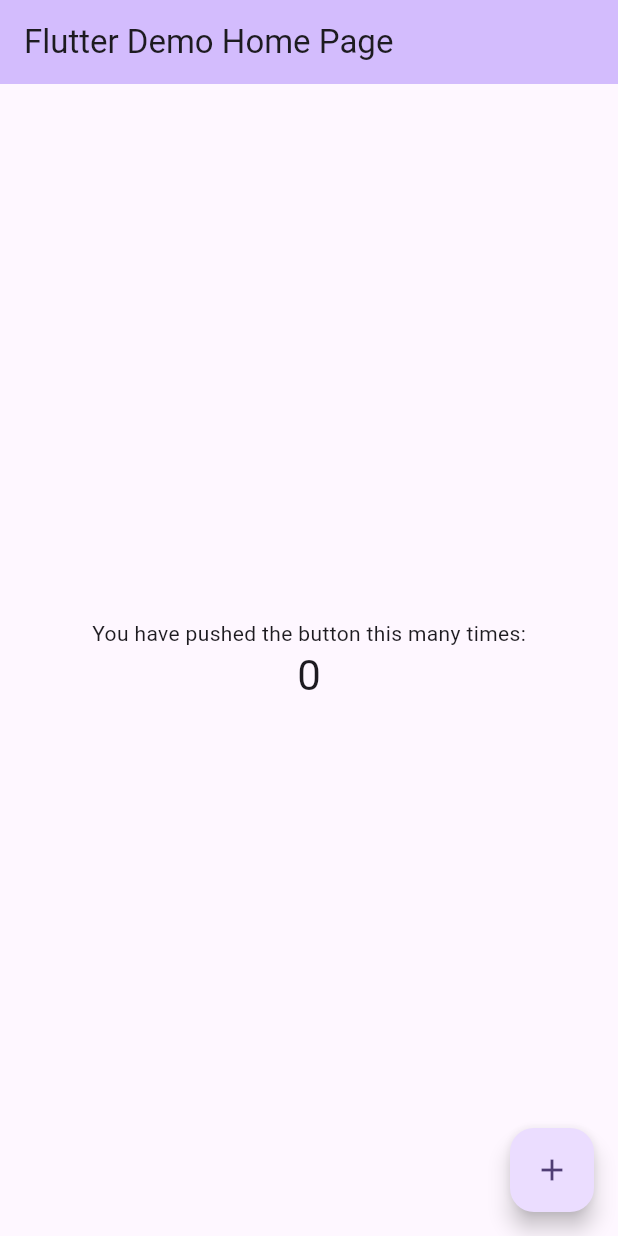
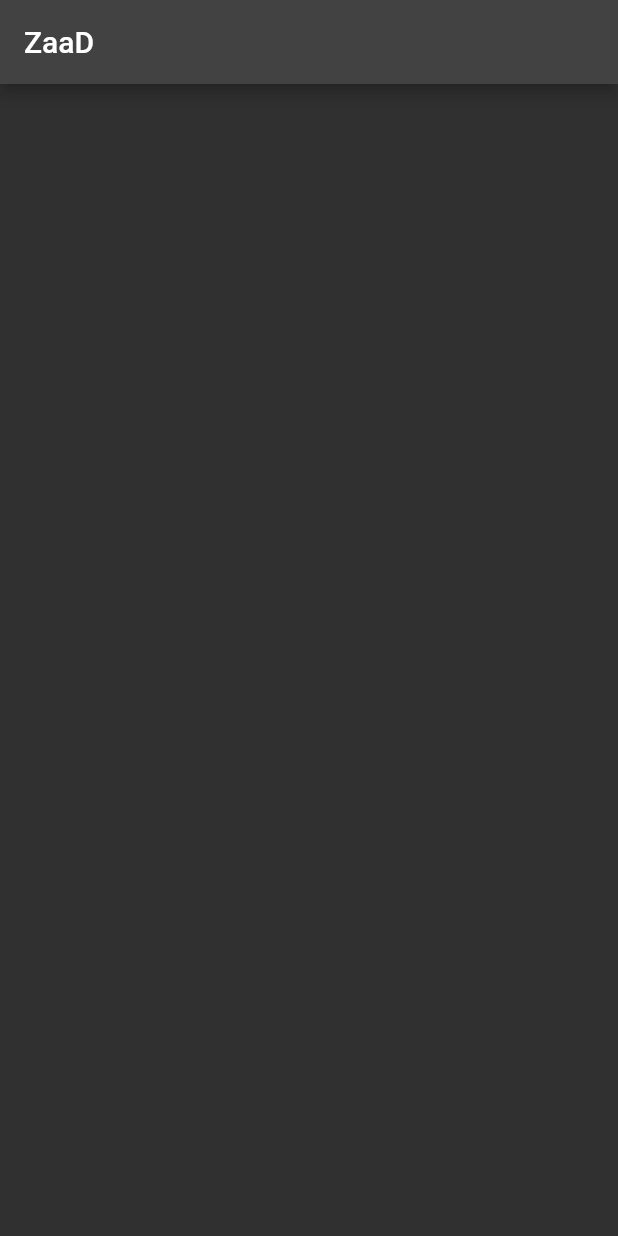
Before and after one commit to crow-dz/zaad, a Flutter app: the screen it shows after launch, on a phone screen of 412 x 824 dp. Run offline on Flutter 3.47's test engine with Material 2 defaults, Android fonts, the phone set to English and light mode, and no system bars; our stand-ins replace firebase_core; accounts and stored records are empty.

Commit message:
intial commit

```diff
--- a/lib/main.dart
+++ b/lib/main.dart
@@ -1,6 +1,12 @@
 import 'package:flutter/material.dart';
+import 'package:firebase_core/firebase_core.dart';
+import 'firebase_options.dart';
 
-void main() {
+Future<void> main() async {
+  WidgetsFlutterBinding.ensureInitialized();
+  await Firebase.initializeApp(
+    options: DefaultFirebaseOptions.currentPlatform,
+  );
   runApp(const MyApp());
 }
 
@@ -9,58 +15,25 @@ class MyApp extends StatelessWidget {
   @override
   Widget build(BuildContext context) {
     return MaterialApp(
-      title: 'Flutter Demo',
-      theme: ThemeData(
-        colorScheme: ColorScheme.fromSeed(seedColor: Colors.deepPurple),
-        useMaterial3: true,
-      ),
-      home: const MyHomePage(title: 'Flutter Demo Home Page'),
+      debugShowCheckedModeBanner: false,
+      title: 'ZaaD',
+      themeMode: ThemeMode.dark,
+      darkTheme: ThemeData.dark(),
+      home: const HomePage(),
     );
   }
 }
 
-class MyHomePage extends StatefulWidget {
-  const MyHomePage({super.key, required this.title});
-  final String title;
-
-  @override
-  State<MyHomePage> createState() => _MyHomePageState();
-}
-
-class _MyHomePageState extends State<MyHomePage> {
-  int _counter = 0;
-
-  void _incrementCounter() {
-    setState(() {
-      _counter++;
-    });
-  }
+class HomePage extends StatelessWidget {
+  const HomePage({super.key});
 
   @override
   Widget build(BuildContext context) {
     return Scaffold(
       appBar: AppBar(
-        backgroundColor: Theme.of(context).colorScheme.inversePrimary,
-        title: Text(widget.title),
-      ),
-      body: Center(
-        child: Column(
-          mainAxisAlignment: MainAxisAlignment.center,
-          children: <Widget>[
-            const Text(
-              'You have pushed the button this many times:',
-            ),
-            Text(
-              '$_counter',
-              style: Theme.of(context).textTheme.headlineMedium,
-            ),
-          ],
+        title: const Text(
+          "ZaaD",
         ),
-      ),
-      floatingActionButton: FloatingActionButton(
-        onPressed: _incrementCounter,
-        tooltip: 'Increment',
-        child: const Icon(Icons.add),
       ),
     );
   }
--- /dev/null
+++ b/lib/state/auth/constants/models/auth_result.dart
@@ -0,0 +1 @@
+enum AuthResults { aborted, success, failure }
```
Also changed, not shown: lib/state/auth/constants/constants.dart (added, +10 -0 lines), pubspec.yaml (+18 -38 lines), lib/firebase_options.dart, lib/state/posts/typedefs/user_id.dart (added), pubspec.lock, 6 other files.
